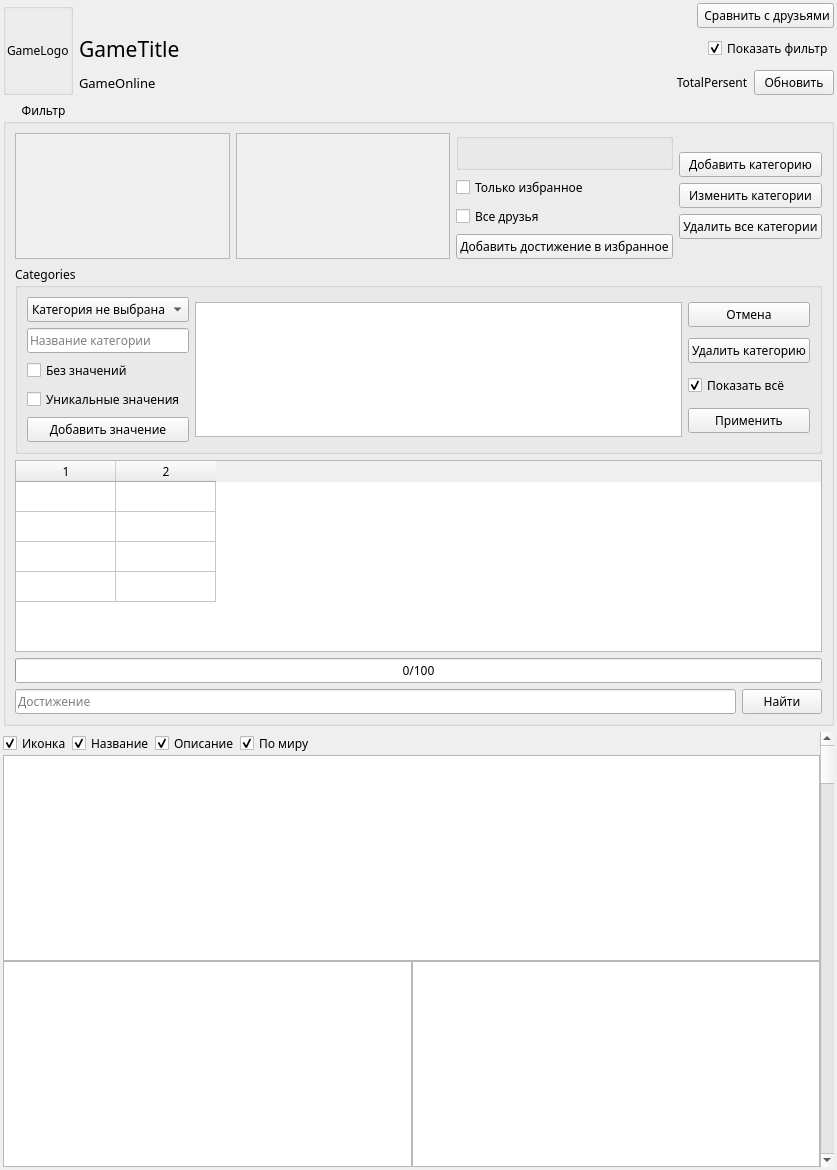
Before: the Qt Designer form AraSteamManager/subform/formachievements.ui in Arankir/AraSteamManager, drawn with Qt 5.
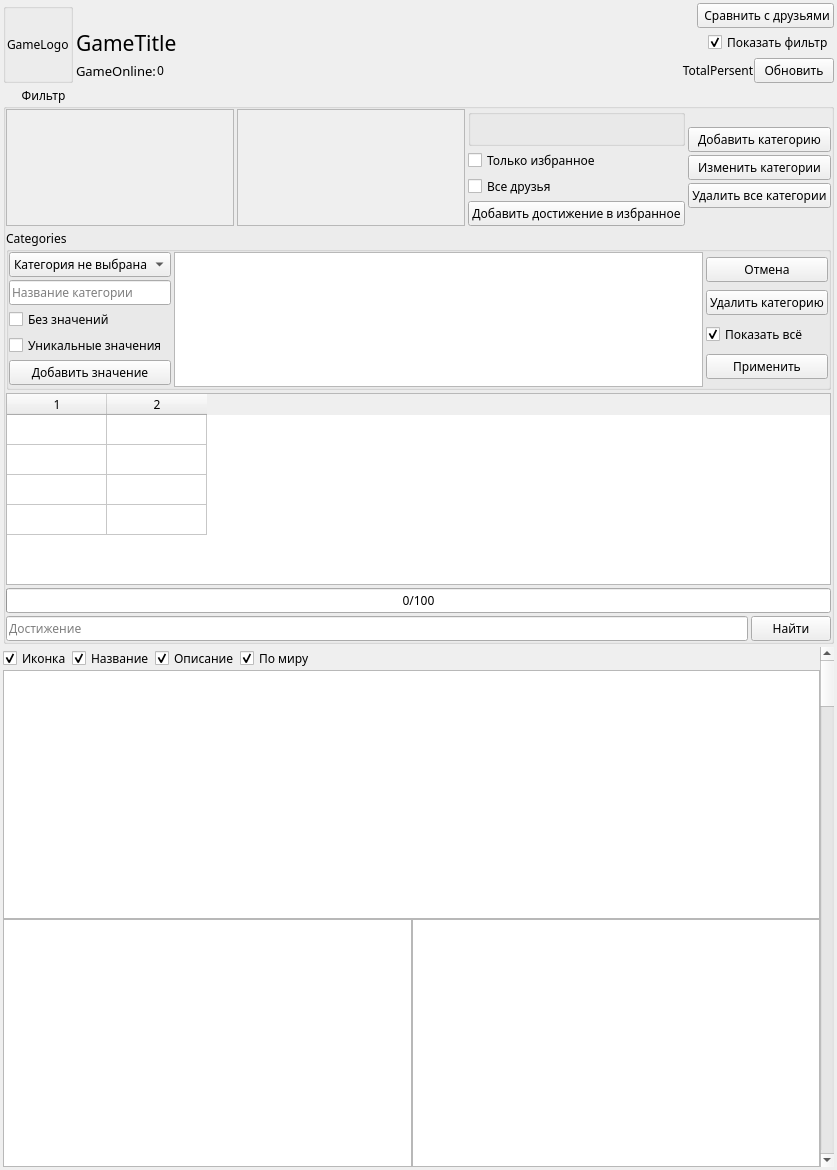
After: the same form once the commit is applied.

Patch:
```diff
--- a/AraSteamManager/subform/formachievements.ui
+++ b/AraSteamManager/subform/formachievements.ui
@@ -19,6 +19,9 @@
    <string>SteamAchievementsStatistic</string>
   </property>
   <layout class="QVBoxLayout" name="verticalLayout_8">
+   <property name="spacing">
+    <number>3</number>
+   </property>
    <property name="leftMargin">
     <number>3</number>
    </property>
@@ -32,7 +35,7 @@
     <number>3</number>
    </property>
    <item>
-    <layout class="QHBoxLayout" name="horizontalLayout_4">
+    <layout class="QHBoxLayout" name="horizontalLayout_11">
      <item>
       <widget class="QGroupBox" name="groupBox">
        <property name="sizePolicy">
@@ -81,6 +84,9 @@
      </item>
      <item>
       <layout class="QVBoxLayout" name="verticalLayout_6">
+       <property name="spacing">
+        <number>0</number>
+       </property>
        <item>
         <layout class="QHBoxLayout" name="horizontalLayout_6">
          <item>
@@ -154,7 +160,12 @@
         </layout>
        </item>
        <item>
+        <layout class="QHBoxLayout" name="horizontalLayout_4">
+         <item>
         <layout class="QHBoxLayout" name="horizontalLayout_2">
+           <property name="spacing">
+            <number>1</number>
+           </property>
          <item>
           <widget class="QLabel" name="LabelGameOnline">
            <property name="sizePolicy">
@@ -170,9 +181,18 @@
             </font>
            </property>
            <property name="text">
-            <string notr="true">GameOnline</string>
-           </property>
-          </widget>
+              <string>GameOnline:</string>
+             </property>
+            </widget>
+           </item>
+           <item>
+            <widget class="QLabel" name="LabelGameOnlineValue">
+             <property name="text">
+              <string notr="true">0</string>
+             </property>
+            </widget>
+           </item>
+          </layout>
          </item>
          <item>
           <spacer name="horizontalSpacer_2">
@@ -225,6 +245,21 @@
       <string>      Фильтр</string>
      </property>
      <layout class="QVBoxLayout" name="verticalLayout_2">
+      <property name="spacing">
+       <number>3</number>
+      </property>
+      <property name="leftMargin">
+       <number>0</number>
+      </property>
+      <property name="topMargin">
+       <number>0</number>
+      </property>
+      <property name="rightMargin">
+       <number>0</number>
+      </property>
+      <property name="bottomMargin">
+       <number>0</number>
+      </property>
       <item>
        <layout class="QHBoxLayout" name="horizontalLayout">
         <item>
@@ -235,6 +270,9 @@
             <verstretch>0</verstretch>
            </sizepolicy>
           </property>
+          <property name="sizeAdjustPolicy">
+           <enum>QAbstractScrollArea::AdjustToContents</enum>
+          </property>
           <property name="widgetResizable">
            <bool>true</bool>
           </property>
@@ -243,7 +281,7 @@
             <rect>
              <x>0</x>
              <y>0</y>
-             <width>230</width>
+             <width>239</width>
              <height>109</height>
             </rect>
            </property>
@@ -258,6 +296,9 @@
             <verstretch>0</verstretch>
            </sizepolicy>
           </property>
+          <property name="sizeAdjustPolicy">
+           <enum>QAbstractScrollArea::AdjustToContents</enum>
+          </property>
           <property name="widgetResizable">
            <bool>true</bool>
           </property>
@@ -266,7 +307,7 @@
             <rect>
              <x>0</x>
              <y>0</y>
-             <width>229</width>
+             <width>238</width>
              <height>109</height>
             </rect>
            </property>
@@ -313,6 +354,9 @@
          <layout class="QVBoxLayout" name="verticalLayout">
           <item>
            <layout class="QVBoxLayout" name="verticalLayout_5">
+            <property name="spacing">
+             <number>3</number>
+            </property>
             <item>
              <widget class="QPushButton" name="ButtonAddCategory">
               <property name="text">
@@ -352,6 +396,21 @@
          <string>Categories</string>
         </property>
         <layout class="QHBoxLayout" name="horizontalLayout_9">
+         <property name="spacing">
+          <number>3</number>
+         </property>
+         <property name="leftMargin">
+          <number>0</number>
+         </property>
+         <property name="topMargin">
+          <number>0</number>
+         </property>
+         <property name="rightMargin">
+          <number>0</number>
+         </property>
+         <property name="bottomMargin">
+          <number>0</number>
+         </property>
          <item>
           <layout class="QVBoxLayout" name="verticalLayout_11">
            <item>
```
Lines whose indentation alone changed are shown as unchanged.
